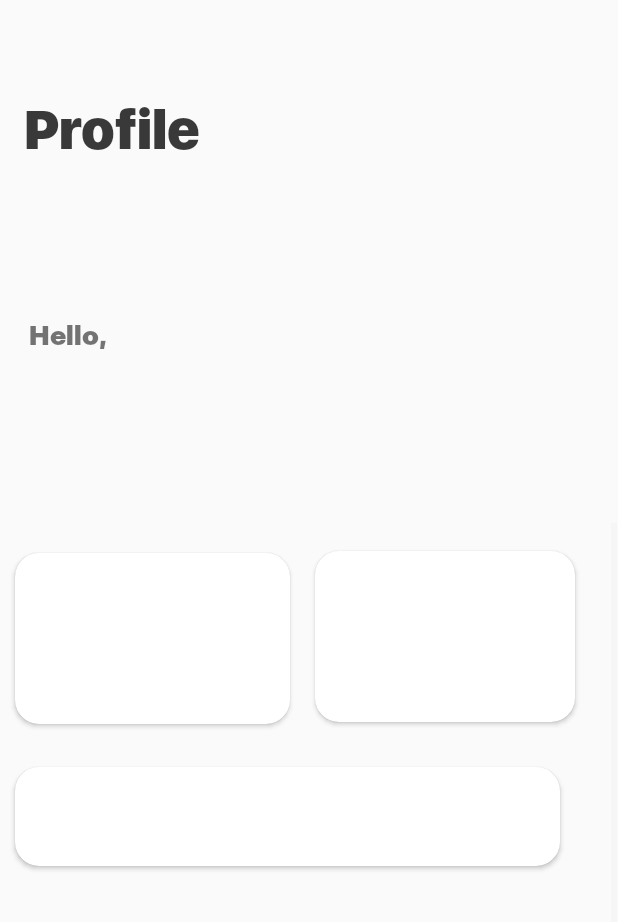
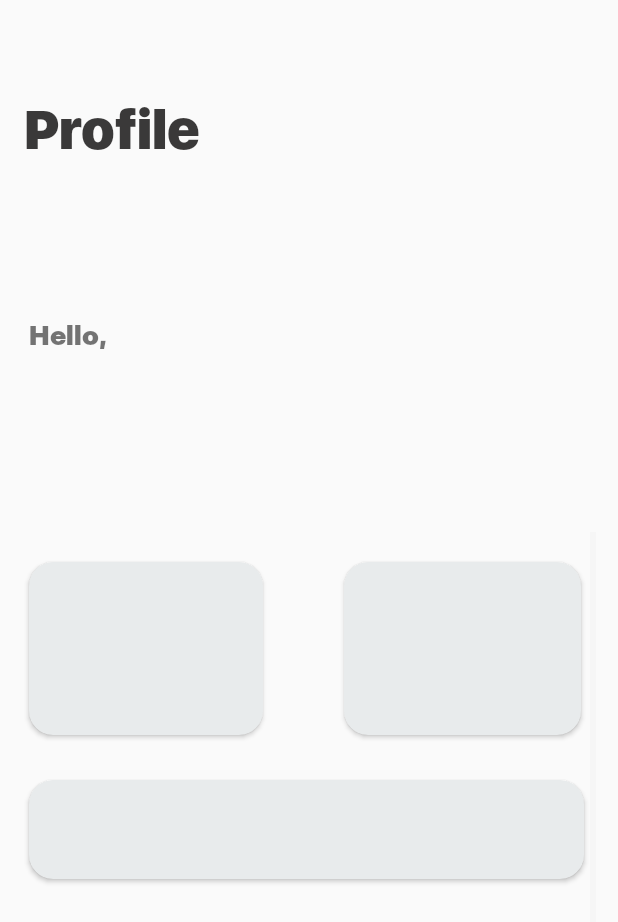
Before and after one commit to JeanpaulRazzouk/UPay, an Android app: the Profile screen opened directly, with no data from a screen before it, on a phone screen of 412 x 824 dp. Shown: the top 922 px of the screen. Run offline under Robolectric (Android 15) with nearby library versions, the phone set to English and light mode, and no system bars; our stand-ins replace Firebase (no records; nobody signed in at launch, a user with empty details on screens opened directly).

Commit message:
slight bug fixes

```diff
--- a/UPay/app/src/main/res/layout/activity_profile.xml
+++ b/UPay/app/src/main/res/layout/activity_profile.xml
@@ -67,12 +67,12 @@
 
     <ScrollView
         android:id="@+id/scroll"
-        android:layout_width="411dp"
-        android:layout_height="475dp"
+        android:layout_width="388dp"
+        android:layout_height="469dp"
         android:background="@null"
         app:layout_constraintBottom_toBottomOf="parent"
         app:layout_constraintEnd_toEndOf="parent"
-        app:layout_constraintHorizontal_bias="0.0"
+        app:layout_constraintHorizontal_bias="0.4"
         app:layout_constraintStart_toStartOf="parent"
         app:layout_constraintTop_toTopOf="parent"
         app:layout_constraintVertical_bias="1.0">
@@ -84,11 +84,12 @@
             android:orientation="vertical">
 
             <androidx.cardview.widget.CardView
-                android:layout_width="183dp"
-                android:layout_height="114dp"
+                android:layout_width="match_parent"
+                android:layout_height="115dp"
                 android:layout_marginStart="10dp"
                 android:layout_marginTop="20dp"
-                android:layout_marginEnd="192dp"
+                android:layout_marginEnd="222dp"
+                app:cardBackgroundColor="#E8EBEC"
                 app:cardCornerRadius="16dp"
                 app:layout_constraintBottom_toBottomOf="parent"
                 app:layout_constraintEnd_toEndOf="parent"
@@ -96,11 +97,12 @@
                 app:layout_constraintVertical_bias="0.432" />
 
             <androidx.cardview.widget.CardView
-                android:layout_width="173dp"
-                android:layout_height="114dp"
-                android:layout_marginStart="210dp"
+                android:layout_width="match_parent"
+                android:layout_height="115dp"
+                android:layout_marginStart="220dp"
                 android:layout_marginTop="-115dp"
-                android:layout_marginEnd="192dp"
+                android:layout_marginEnd="10dp"
+                app:cardBackgroundColor="#E8EBEC"
                 app:cardCornerRadius="16dp"
                 app:layout_constraintBottom_toBottomOf="parent"
                 app:layout_constraintEnd_toEndOf="parent"
@@ -108,11 +110,12 @@
                 app:layout_constraintVertical_bias="0.432" />
 
             <androidx.cardview.widget.CardView
-                android:layout_width="363dp"
+                android:layout_width="match_parent"
                 android:layout_height="66dp"
                 android:layout_marginStart="10dp"
                 android:layout_marginTop="30dp"
-                android:layout_marginEnd="28dp"
+                android:layout_marginEnd="8dp"
+                app:cardBackgroundColor="#E8EBEC"
                 app:cardCornerRadius="16dp"
                 app:layout_constraintBottom_toBottomOf="parent"
                 app:layout_constraintEnd_toEndOf="parent"
@@ -133,11 +136,11 @@
 
             <androidx.cardview.widget.CardView
                 android:id="@+id/log_out"
-                android:layout_width="218dp"
+                android:layout_width="match_parent"
                 android:layout_height="54dp"
-                android:layout_marginStart="88dp"
+                android:layout_marginStart="108dp"
                 android:layout_marginTop="250dp"
-                android:layout_marginEnd="182dp"
+                android:layout_marginEnd="102dp"
                 android:layout_marginBottom="10dp"
                 app:cardBackgroundColor="#EC2747"
                 app:cardCornerRadius="16dp"
```
Also changed, not shown: UPay/app/src/main/java/com/example/upay/LoginPage.java (+6 -2 lines), UPay/app/src/main/res/layout/activity_login_page.xml (+27 -19 lines), UPay/app/src/main/res/layout/fragment_analytics.xml (+4 -4 lines), UPay/app/src/main/res/layout/fragment_home.xml (+5 -3 lines).
